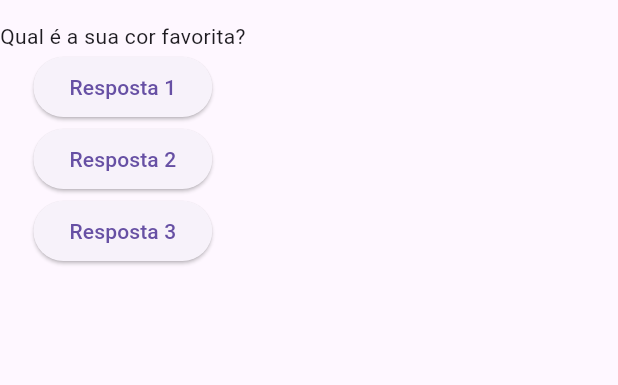
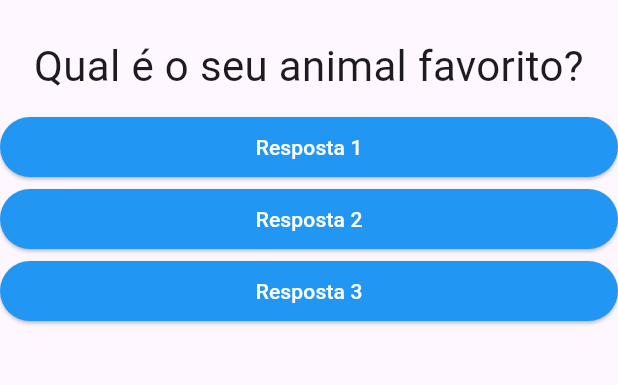
Before and after one commit to viniciuslcerqueira/quizapp_flutter, a Flutter app: the screen it shows after launch, after a tap on "Resposta 1", on a phone screen of 412 x 824 dp, the part 63-448 px from its top. Run offline on Flutter 3.47's test engine with Material 3 defaults, Android fonts, the phone set to English and light mode, and no system bars.

Commit message:
Definindo Perguntas/Respostas como Widgets

```diff
--- a/lib/main.dart
+++ b/lib/main.dart
@@ -1,18 +1,31 @@
 import 'package:flutter/material.dart';
+import 'package:quizapp_secao1/questao.dart';
+import 'package:quizapp_secao1/resposta.dart';
 
 void main() {
   runApp(PerguntaApp());
 }
 
-class PerguntaApp extends StatelessWidget {
+class PerguntaApp extends StatefulWidget {
   const PerguntaApp({super.key});
 
+  @override
+  State<PerguntaApp> createState() => _PerguntaAppState();
+}
+
+class _PerguntaAppState extends State<PerguntaApp> {
+
+  var _perguntaSelecionada = 0;
+
+  void _responder(){
+    setState(() {
+      _perguntaSelecionada += 1;
+    });
+  }
 
   @override
   Widget build(BuildContext context) {
     //Lista de Perguntas
-
-    var perguntaSelecionada = 0;
 
     final List<String> perguntas = [
       'Qual é a sua cor favorita?',
@@ -20,10 +33,7 @@ class PerguntaApp extends StatelessWidget {
       'Qual é o seu nome?'
     ];
 
-    void responder(){
-      perguntaSelecionada++;
-      print(perguntaSelecionada);
-    }
+
 
     return  MaterialApp(
         home: Scaffold(
@@ -32,20 +42,11 @@ class PerguntaApp extends StatelessWidget {
           ),
           body: Column(
             children: [
-              Text(perguntas[perguntaSelecionada]),
-              ElevatedButton(
-                  onPressed: responder,
-                  child: Text('Resposta 1')
+              Questao(texto: perguntas[_perguntaSelecionada],
               ),
-              ElevatedButton(
-                  onPressed: responder,
-                  child: Text('Resposta 2')
-              ),
-              ElevatedButton(
-                  onPressed: responder,
-                  child: Text('Resposta 3')
-              ),
-
+              Resposta(texto: 'Resposta 1', quandoSelecionado: _responder),
+              Resposta(texto: 'Resposta 2', quandoSelecionado: _responder),
+              Resposta(texto: 'Resposta 3', quandoSelecionado: _responder),
             ],
           ),
       )
--- /dev/null
+++ b/lib/questao.dart
@@ -0,0 +1,22 @@
+import 'package:flutter/material.dart';
+
+class Questao extends StatelessWidget {
+  const Questao({super.key, required this.texto});
+
+  final String texto;
+
+  @override
+  Widget build(BuildContext context) {
+    return Container(
+      width: double.infinity,
+      margin: EdgeInsets.all(10),
+      child: Text(
+        texto,
+        style: TextStyle(
+          fontSize: 28,
+        ),
+        textAlign: TextAlign.center,
+      ),
+    );
+  }
+}
--- /dev/null
+++ b/lib/resposta.dart
@@ -0,0 +1,27 @@
+import 'package:flutter/material.dart';
+
+class Resposta extends StatelessWidget {
+  const Resposta({
+    super.key,
+    required this.texto,
+    required this.quandoSelecionado,
+  });
+
+  final String texto;
+  final void Function() quandoSelecionado;
+
+  @override
+  Widget build(BuildContext context) {
+    return Container(
+      width: double.infinity,
+      child: ElevatedButton(
+        style: ElevatedButton.styleFrom(
+          backgroundColor: Colors.blue,
+          foregroundColor: Colors.white,
+        ),
+        child: Text( texto),
+        onPressed: quandoSelecionado,
+      ),
+    );
+  }
+}
```
